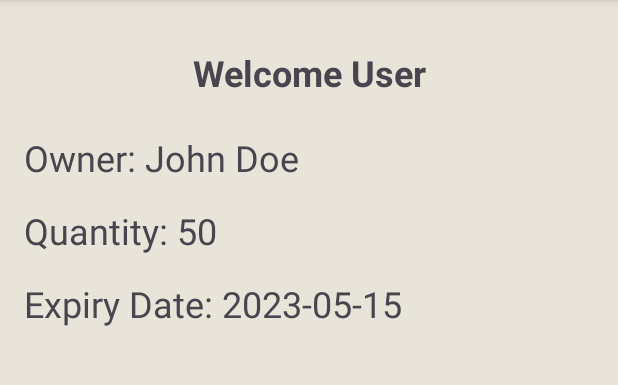
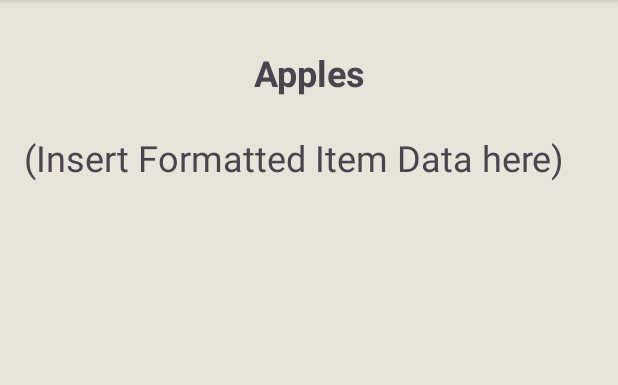
Before and after one commit to Reprodux/fridgeFriend, an Android app: the ShoppingItemViewActivity screen opened directly, with no data from a screen before it, on a phone screen of 412 x 824 dp, the part 96-481 px from its top. Run offline under Robolectric (Android 15) with nearby library versions, the phone set to English and light mode, and no system bars; our stand-ins replace Firebase (no records; nobody signed in at launch, a user with empty details on screens opened directly).

Commit message:
demo of added shopping activity

```diff
--- a/app/src/main/AndroidManifest.xml
+++ b/app/src/main/AndroidManifest.xml
@@ -44,10 +44,6 @@
             android:name="android.support.PARENT_ACTIVITY"
             android:value=".MainActivity" />
 
-        <activity
-            android:name=".QRCodeActivity"
-            android:exported="false"
-            android:parentActivityName=".MainActivity" />
         <activity
             android:name=".MainActivity"
             android:exported="false" />
--- a/app/src/main/java/com/example/fridge_friend/ShoppingItemViewActivity.java
+++ b/app/src/main/java/com/example/fridge_friend/ShoppingItemViewActivity.java
@@ -10,13 +10,13 @@ public class ShoppingItemViewActivity extends AppToolbar {
 
     public static final String EXTRA_ITEM_ID = "EXTRA_ITEM_ID";
     private TextView textViewWelcomeUser;
-    private TextView textViewItemOwner;
+    private TextView textViewItemName;
     private TextView textViewItemQuantity;
     private TextView textViewExpiryDate;
     @Override
     protected void onCreate(Bundle savedInstanceState) {
         super.onCreate(savedInstanceState);
-        setContentView(R.layout.activity_item_detail);
+        setContentView(R.layout.activity_item_barcode_data);
 
         //TODO: replace all this with formatted JSON code retrieved from API/Database
         //assume that intent.getStringExtra("barcode_str") should return the 13 digit barcode
@@ -25,21 +25,10 @@ public class ShoppingItemViewActivity extends AppToolbar {
 
         // Bind the TextViews from the layout
 
-        textViewItemOwner = findViewById(R.id.textViewItemOwner);
-        textViewItemQuantity = findViewById(R.id.textViewItemQuantity);
-        textViewExpiryDate = findViewById(R.id.textViewExpiryDate);
+        textViewItemName= findViewById(R.id.itemName);
+        textViewItemQuantity = findViewById(R.id.itemData);
 
-        // Replace these with actual data retrieval logic
-        // For demonstration, we're setting dummy data
-        String dummyOwner = "John Doe";
-        String dummyItemName = "Eggs";
-        String dummyQuantity = "50";
-        String dummyExpiryDate = "2023-05-15";
 
-        textViewWelcomeUser.setText(dummyItemName);
-        textViewItemOwner.setText(getString(R.string.item_owner, dummyOwner));
-        textViewItemQuantity.setText(getString(R.string.item_quantity, dummyQuantity));
-        textViewExpiryDate.setText(getString(R.string.item_expiry, dummyExpiryDate));
 
     }
 
--- a/app/src/main/java/com/example/fridge_friend/ShoppingListActivity.java
+++ b/app/src/main/java/com/example/fridge_friend/ShoppingListActivity.java
@@ -49,7 +49,7 @@ public class ShoppingListActivity extends AppToolbar implements FridgeItemsAdapt
         // Get the clicked item
         FridgeItem item = shoppingItems.get(position);
         // Start the ItemDetailActivity
-        Intent detailIntent = new Intent(this, ItemDetailActivity.class);
+        Intent detailIntent = new Intent(this, ShoppingItemViewActivity.class);
         detailIntent.putExtra(ItemDetailActivity.EXTRA_ITEM_ID, item.getId());
         startActivity(detailIntent);
     }
--- /dev/null
+++ b/app/src/main/res/layout/activity_item_barcode_data.xml
@@ -0,0 +1,39 @@
+<?xml version="1.0" encoding="utf-8"?>
+<androidx.constraintlayout.widget.ConstraintLayout xmlns:android="http://schemas.android.com/apk/res/android"
+    xmlns:app="http://schemas.android.com/apk/res-auto"
+    xmlns:tools="http://schemas.android.com/tools"
+    android:layout_width="match_parent"
+    android:background="@color/purple_background"
+    android:layout_height="match_parent"
+    android:padding="16dp"
+    tools:context=".ShoppingItemViewActivity">
+
+    <!-- Heading TextView -->
+    <TextView
+        android:id="@+id/itemName"
+        android:layout_width="match_parent"
+        android:layout_height="wrap_content"
+        android:text="@string/item_name"
+        android:gravity="center"
+        android:textSize="24sp"
+        android:textStyle="bold"
+        android:padding="16dp"
+        app:layout_constraintTop_toTopOf="parent"
+        app:layout_constraintStart_toStartOf="parent"
+        app:layout_constraintEnd_toEndOf="parent" />
+
+    <!-- Owner TextView -->
+    <TextView
+        android:id="@+id/itemData"
+        android:layout_width="0dp"
+        android:layout_height="wrap_content"
+        android:textSize="24sp"
+        android:layout_marginTop="8dp"
+        app:layout_constraintTop_toBottomOf="@id/itemName"
+        app:layout_constraintStart_toStartOf="parent"
+        app:layout_constraintEnd_toEndOf="parent"
+        android:text="@string/item_data" />
+
+
+
+</androidx.constraintlayout.widget.ConstraintLayout>
--- a/app/src/main/res/values/strings.xml
+++ b/app/src/main/res/values/strings.xml
@@ -53,4 +53,5 @@
     <string name="existing_fridge_name">Existing Fridge Name</string>
     <string name="join">join</string>
     <string name="clear_list">Clear Shopping List</string>
+    <string name="item_data">(Insert Formatted Item Data here)</string>
 </resources>
```
Also changed, not shown: app/src/main/java/com/example/fridge_friend/HomePage.java (deleted, +0 -50 lines), app/src/main/java/com/example/fridge_friend/QRCodeActivity.java (deleted, +0 -16 lines), app/src/main/res/layout/activity_home_page.xml (deleted, +0 -95 lines), app/src/main/res/layout/activity_qrcode.xml (deleted, +0 -25 lines).
